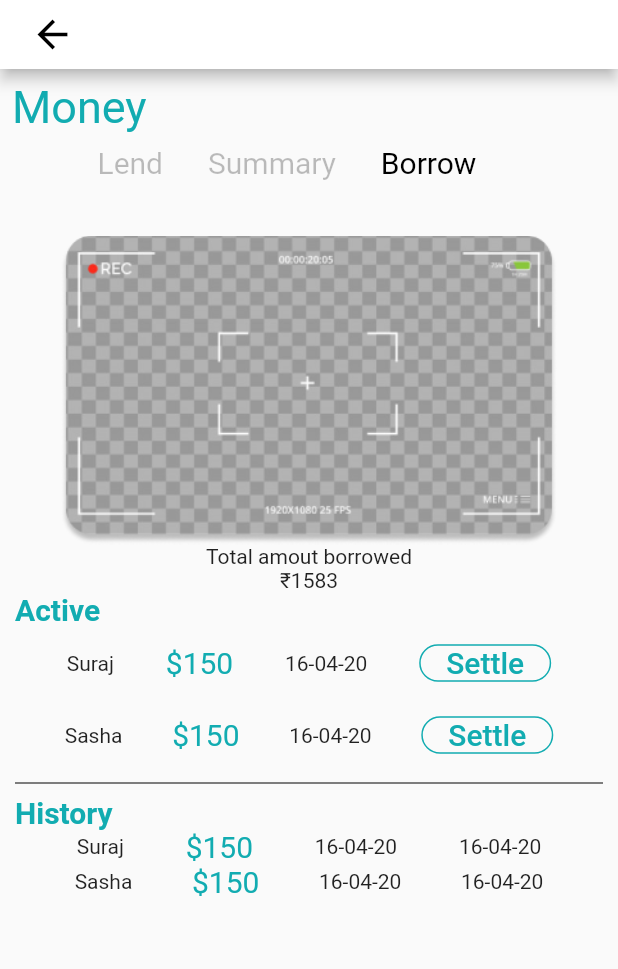
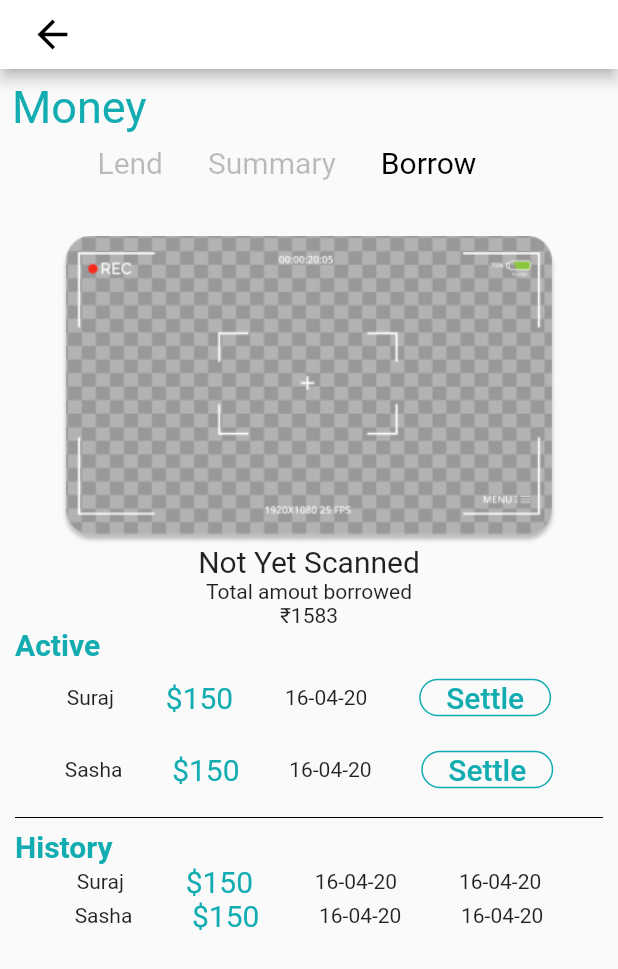
Before and after one commit to chikkalaramachandrarao9/CollegeSection-with-UI, a Flutter app: the Money screen opened directly, on a phone screen of 412 x 824 dp. Shown: the top 969 px of the screen. Run offline on Flutter 3.47's test engine with Material 2 defaults, Android fonts, the phone set to English and light mode, and no system bars; our stand-ins replace animated_splash_screen, carousel_slider, flutter_svg, page_transition, permission_handler, qr_flutter and 1 more; missing offline and left inert: barcode_scan, photo_gallery; project files that could hold a hidden picture were left out.

Commit message:
Money.dart

```diff
--- a/lib/pages/Money.dart
+++ b/lib/pages/Money.dart
@@ -1,9 +1,10 @@
 import 'dart:ui';
 
+import 'package:barcode_scan/barcode_scan.dart';
+import 'package:flutter/material.dart';
+import 'package:qr_flutter/qr_flutter.dart';
+
 import '../animations/PaymentPopUpAnimation.dart';
-import 'package:flutter/material.dart';
-import 'package:flutter_qr_bar_scanner/qr_bar_scanner_camera.dart';
-import 'package:flutter_qr_bar_scanner/flutter_qr_bar_scanner.dart';
 
 class Money extends StatefulWidget {
   static final routeName = "/Money";
@@ -12,6 +13,8 @@ class Money extends StatefulWidget {
 }
 
 class _MoneyState extends State<Money> {
+  String qrData = "Its me simba";
+  String qrCodeResult = "Not Yet Scanned";
   List<String> mainList = ['Lend', 'Summary', 'Borrow'];
   var activeIndex = 2;
 
@@ -197,8 +200,13 @@ class _MoneyState extends State<Money> {
                 height: MediaQuery.of(context).size.height * 0.3,
                 decoration: BoxDecoration(
                     //   color: Colors.red,
-                  image: DecorationImage(
-                      image: AssetImage('assets/images/qr_code.png')),
+                    // image: DecorationImage(
+                    //     image: AssetImage('assets/images/qr_code.png')),
+
+                    ),
+                child: QrImage(
+                  //plce where the QR Image will be shown
+                  data: qrData,
                 ),
               ),
               Container(
@@ -464,12 +472,20 @@ class _MoneyState extends State<Money> {
                       child: Text(_qrInfo),
                     ),
 
-              Container(
+              GestureDetector(
+                onTap: () async {
+                  String codeSanner = await BarcodeScanner.scan();
+                  setState(() {
+                    qrCodeResult = codeSanner;
+                  });
+                },
+                child: Container(
                   height: MediaQuery.of(context).size.height * 0.25,
                   decoration: BoxDecoration(
                     //   color: Colors.red,
                     image: DecorationImage(
                         image: AssetImage('assets/images/scanner_money.png')),
+                  ),
                 ),
               ),
               Container(
@@ -479,6 +495,13 @@ class _MoneyState extends State<Money> {
                   child: Column(
                       crossAxisAlignment: CrossAxisAlignment.center,
                       children: [
+                        Text(
+                          qrCodeResult,
+                          style: TextStyle(
+                            fontSize: 20.0,
+                          ),
+                          textAlign: TextAlign.center,
+                        ),
                         Text('Total amout borrowed'),
                         Text('₹1583'),
                       ]),
--- a/pubspec.yaml
+++ b/pubspec.yaml
@@ -35,7 +35,9 @@ dependencies:
   carousel_slider: ^2.3.1
   photo_gallery: ^0.3.0
   permission_handler: ^5.0.1+1
-  flutter_qr_bar_scanner: ^1.0.1
+ # flutter_qr_bar_scanner: ^1.0.1
+  barcode_scan: ^2.0.1
+  qr_flutter: ^3.2.0
 
 dev_dependencies:
   flutter_test:
```
Also changed, not shown: pubspec.lock. Lines whose indentation alone changed are shown as unchanged.
